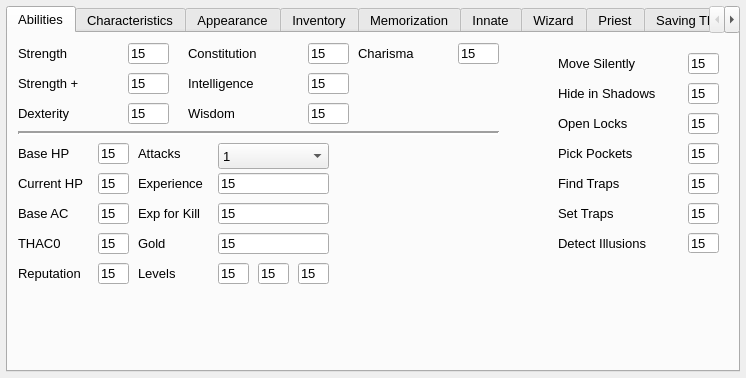
The window that EEKeeper/ui/linux/CharacterSheetWidget.ui (konserw/eekeeper-qt) describes before a commit, drawn with Qt 5.
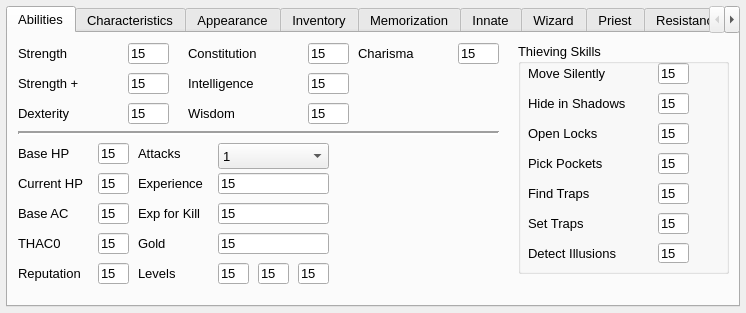
The same window after the commit. The open tabs and pages were chosen to show the change. Custom widgets are drawn as their Qt base class.

Commit message: Deleted Thieving tab.  Moved items to Abilities as per modern MFC version. Deleted Saving Throws and merged items into Resistances as per modern MFC version. Merged changes from Linux version to Windows and Mac.

The edit to the form file:
```diff
--- a/EEKeeper/ui/linux/CharacterSheetWidget.ui
+++ b/EEKeeper/ui/linux/CharacterSheetWidget.ui
@@ -7,7 +7,7 @@
     <x>0</x>
     <y>0</y>
     <width>746</width>
-    <height>378</height>
+    <height>313</height>
    </rect>
   </property>
   <property name="sizePolicy">
@@ -943,28 +943,28 @@
         </property>
        </item>
       </widget>
-      <widget class="QLabel" name="labelSetTraps">
+      <widget class="QGroupBox" name="groupBox">
        <property name="geometry">
         <rect>
-         <x>550</x>
-         <y>170</y>
-         <width>121</width>
-         <height>21</height>
+         <x>510</x>
+         <y>10</y>
+         <width>211</width>
+         <height>231</height>
         </rect>
        </property>
-       <property name="font">
-        <font>
-         <pointsize>10</pointsize>
-        </font>
+       <property name="title">
+        <string>Thieving Skills</string>
        </property>
-       <property name="text">
-        <string>Set Traps</string>
+       <property name="flat">
+        <bool>false</bool>
        </property>
-      </widget>
+       <property name="checkable">
+        <bool>false</bool>
+       </property>
       <widget class="QLabel" name="labelDetectIllusions">
        <property name="geometry">
         <rect>
-         <x>550</x>
+          <x>10</x>
          <y>200</y>
          <width>121</width>
          <height>21</height>
@@ -979,13 +979,13 @@
         <string>Detect Illusions</string>
        </property>
       </widget>
-      <widget class="QLineEdit" name="lineDetectIllusions">
+       <widget class="QLabel" name="labelPickPockets">
        <property name="geometry">
         <rect>
-         <x>680</x>
-         <y>200</y>
-         <width>31</width>
-         <height>20</height>
+          <x>10</x>
+          <y>110</y>
+          <width>121</width>
+          <height>21</height>
         </rect>
        </property>
        <property name="font">
@@ -994,18 +994,15 @@
         </font>
        </property>
        <property name="text">
-        <string>15</string>
-       </property>
-       <property name="maxLength">
-        <number>3</number>
-       </property>
-      </widget>
-      <widget class="QLabel" name="labelOpenLocks">
+         <string>Pick Pockets</string>
+        </property>
+       </widget>
+       <widget class="QLineEdit" name="linePickPockets">
        <property name="geometry">
         <rect>
-         <x>550</x>
-         <y>80</y>
-         <width>121</width>
+          <x>140</x>
+          <y>110</y>
+          <width>31</width>
          <height>21</height>
         </rect>
        </property>
@@ -1015,15 +1012,18 @@
         </font>
        </property>
        <property name="text">
-        <string>Open Locks</string>
-       </property>
-      </widget>
-      <widget class="QLabel" name="labelFindTraps">
+         <string>15</string>
+        </property>
+        <property name="maxLength">
+         <number>3</number>
+        </property>
+       </widget>
+       <widget class="QLineEdit" name="lineSetTraps">
        <property name="geometry">
         <rect>
-         <x>550</x>
-         <y>140</y>
-         <width>121</width>
+          <x>140</x>
+          <y>170</y>
+          <width>31</width>
          <height>21</height>
         </rect>
        </property>
@@ -1033,13 +1033,16 @@
         </font>
        </property>
        <property name="text">
-        <string>Find Traps</string>
+         <string>15</string>
+        </property>
+        <property name="maxLength">
+         <number>3</number>
        </property>
       </widget>
       <widget class="QLineEdit" name="lineMoveSilently">
        <property name="geometry">
         <rect>
-         <x>680</x>
+          <x>140</x>
          <y>20</y>
          <width>31</width>
          <height>21</height>
@@ -1060,7 +1063,7 @@
       <widget class="QLabel" name="labelMoveSilently">
        <property name="geometry">
         <rect>
-         <x>550</x>
+          <x>10</x>
          <y>20</y>
          <width>121</width>
          <height>21</height>
@@ -1075,10 +1078,67 @@
         <string>Move Silently</string>
        </property>
       </widget>
+       <widget class="QLabel" name="labelFindTraps">
+        <property name="geometry">
+         <rect>
+          <x>10</x>
+          <y>140</y>
+          <width>121</width>
+          <height>21</height>
+         </rect>
+        </property>
+        <property name="font">
+         <font>
+          <pointsize>10</pointsize>
+         </font>
+        </property>
+        <property name="text">
+         <string>Find Traps</string>
+        </property>
+       </widget>
+       <widget class="QLineEdit" name="lineFindTraps">
+        <property name="geometry">
+         <rect>
+          <x>140</x>
+          <y>140</y>
+          <width>31</width>
+          <height>21</height>
+         </rect>
+        </property>
+        <property name="font">
+         <font>
+          <pointsize>10</pointsize>
+         </font>
+        </property>
+        <property name="text">
+         <string>15</string>
+        </property>
+        <property name="maxLength">
+         <number>3</number>
+        </property>
+       </widget>
+       <widget class="QLabel" name="labelOpenLocks">
+        <property name="geometry">
+         <rect>
+          <x>10</x>
+          <y>80</y>
+          <width>121</width>
+          <height>21</height>
+         </rect>
+        </property>
+        <property name="font">
+         <font>
+          <pointsize>10</pointsize>
+         </font>
+        </property>
+        <property name="text">
+         <string>Open Locks</string>
+        </property>
+       </widget>
       <widget class="QLineEdit" name="lineOpenLocks">
        <property name="geometry">
         <rect>
-         <x>680</x>
+          <x>140</x>
          <y>80</y>
          <width>31</width>
          <height>21</height>
@@ -1096,70 +1156,10 @@
         <number>3</number>
        </property>
       </widget>
-      <widget class="QLabel" name="labelPickPockets">
-       <property name="geometry">
-        <rect>
-         <x>550</x>
-         <y>110</y>
-         <width>121</width>
-         <height>21</height>
-        </rect>
-       </property>
-       <property name="font">
-        <font>
-         <pointsize>10</pointsize>
-        </font>
-       </property>
-       <property name="text">
-        <string>Pick Pockets</string>
-       </property>
-      </widget>
-      <widget class="QLineEdit" name="lineHideInShadows">
-       <property name="geometry">
-        <rect>
-         <x>680</x>
-         <y>50</y>
-         <width>31</width>
-         <height>21</height>
-        </rect>
-       </property>
-       <property name="font">
-        <font>
-         <pointsize>10</pointsize>
-        </font>
-       </property>
-       <property name="text">
-        <string>15</string>
-       </property>
-       <property name="maxLength">
-        <number>3</number>
-       </property>
-      </widget>
-      <widget class="QLineEdit" name="lineSetTraps">
-       <property name="geometry">
-        <rect>
-         <x>680</x>
-         <y>170</y>
-         <width>31</width>
-         <height>21</height>
-        </rect>
-       </property>
-       <property name="font">
-        <font>
-         <pointsize>10</pointsize>
-        </font>
-       </property>
-       <property name="text">
-        <string>15</string>
-       </property>
-       <property name="maxLength">
-        <number>3</number>
-       </property>
-      </widget>
       <widget class="QLabel" name="labelHideInShadows">
        <property name="geometry">
         <rect>
-         <x>550</x>
+          <x>10</x>
          <y>50</y>
          <width>121</width>
          <height>21</height>
@@ -1174,12 +1174,12 @@
         <string>Hide in Shadows</string>
        </property>
       </widget>
-      <widget class="QLineEdit" name="lineFindTraps">
+       <widget class="QLabel" name="labelSetTraps">
        <property name="geometry">
         <rect>
-         <x>680</x>
-         <y>140</y>
-         <width>31</width>
+          <x>10</x>
+          <y>170</y>
+          <width>121</width>
          <height>21</height>
         </rect>
        </property>
@@ -1189,17 +1189,35 @@
         </font>
        </property>
        <property name="text">
+         <string>Set Traps</string>
+        </property>
+       </widget>
+       <widget class="QLineEdit" name="lineDetectIllusions">
+        <property name="geometry">
+         <rect>
+          <x>140</x>
+          <y>200</y>
+          <width>31</width>
+          <height>20</height>
+         </rect>
+        </property>
+        <property name="font">
+         <font>
+          <pointsize>10</pointsize>
+         </font>
+        </property>
+        <property name="text">
         <string>15</string>
        </property>
        <property name="maxLength">
         <number>3</number>
        </property>
       </widget>
-      <widget class="QLineEdit" name="linePickPockets">
+       <widget class="QLineEdit" name="lineHideInShadows">
        <property name="geometry">
         <rect>
-         <x>680</x>
-         <y>110</y>
+          <x>140</x>
+          <y>50</y>
          <width>31</width>
          <height>21</height>
         </rect>
@@ -1215,6 +1233,7 @@
        <property name="maxLength">
         <number>3</number>
        </property>
+       </widget>
       </widget>
      </widget>
      <widget class="QWidget" name="tabCharacteristics">
@@ -1757,9 +1776,9 @@
        </item>
       </layout>
      </widget>
-     <widget class="QWidget" name="tabSavingThrows">
+     <widget class="QWidget" name="tabResistances">
       <attribute name="title">
-       <string>Saving Throws</string>
+       <string>Resistances</string>
       </attribute>
       <widget class="QLabel" name="labelDeath">
        <property name="geometry">
@@ -2411,11 +2430,6 @@
        </item>
       </layout>
      </widget>
-     <widget class="QWidget" name="tabResistances">
-      <attribute name="title">
-       <string>Resistances</string>
-      </attribute>
-     </widget>
      <widget class="QWidget" name="tabAffects">
       <attribute name="title">
        <string>Affects</string>
@@ -2426,6 +2440,16 @@
        <string>Global Variables</string>
       </attribute>
      </widget>
+     <widget class="QWidget" name="tab">
+      <attribute name="title">
+       <string>Local Variables</string>
+      </attribute>
+     </widget>
+     <widget class="QWidget" name="tab_2">
+      <attribute name="title">
+       <string>Journal Entries</string>
+      </attribute>
+     </widget>
     </widget>
    </item>
   </layout>
```
Left out of the diff: 2 changed lines with no effect on the pictures. Lines whose indentation alone changed are shown as unchanged. The commit also changes 2 other files.
